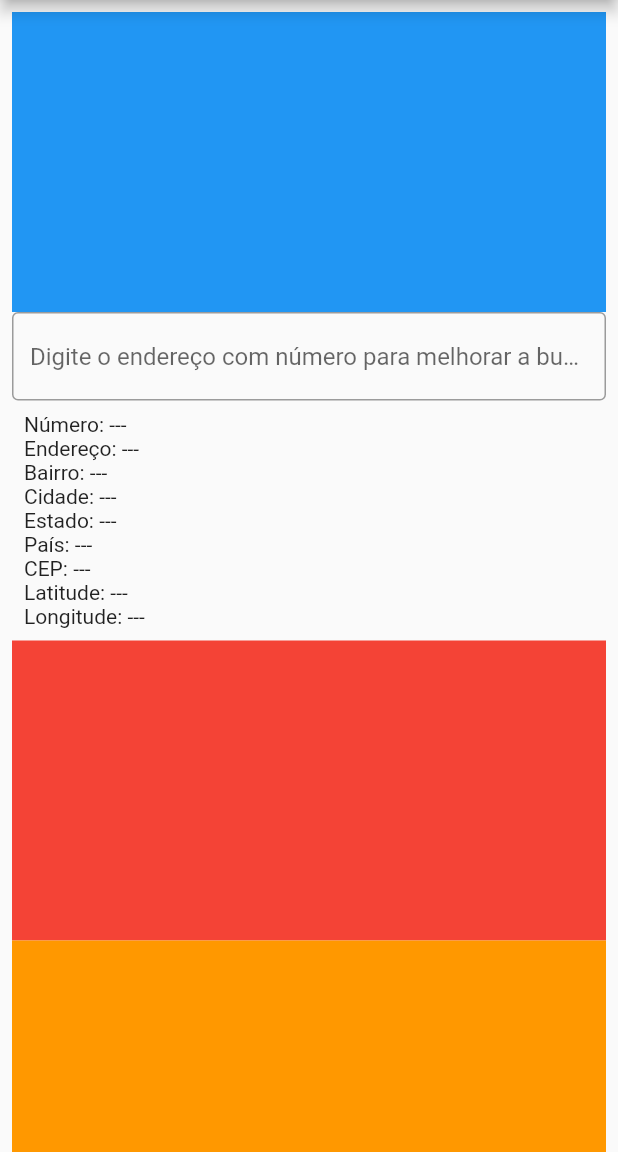
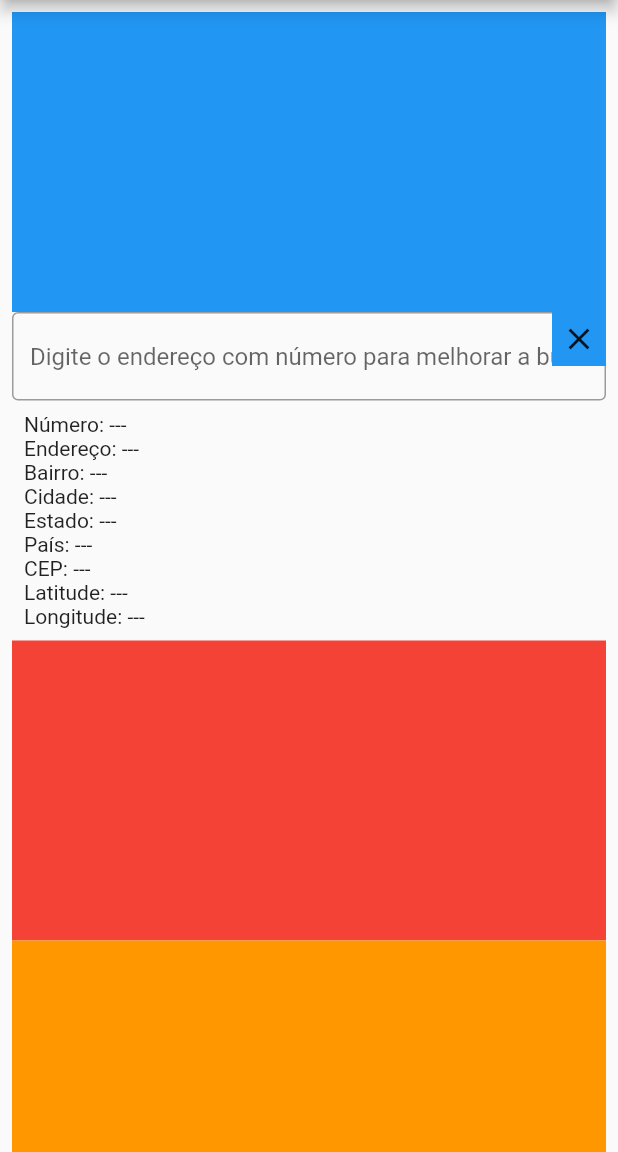
Before and after one commit to treofinancial/google_maps_places_autocomplete_widgets, a Flutter app: the screen it shows after launch, on a phone screen of 412 x 824 dp, the part 84-1236 px from its top. Run offline on Flutter 3.47's test engine with Material 2 defaults, Android fonts, the phone set to English and light mode, and no system bars.

```diff
--- a/example/lib/main.dart
+++ b/example/lib/main.dart
@@ -80,8 +80,10 @@ class _MyHomePageState extends State<MyHomePage> {
                   //import the plugin
                   // and configure
                   MapsPlacesAutocomplete(
-                    mapsApiKey: 'YOUR GOOGLE KEY',
-                    onSuggestionClick: onSuggestionClick
+                    mapsApiKey: 'YOUR KEY HERE',
+                    onSuggestionClick: onSuggestionClick,
+                    componentCountry: 'br',
+                    language: 'pt-B'
                   ),
                   /******** */
 
--- a/lib/maps_places_autocomplete.dart
+++ b/lib/maps_places_autocomplete.dart
@@ -10,9 +10,15 @@ import 'model/suggestion.dart';
 class MapsPlacesAutocomplete extends StatefulWidget {
   final void Function(Place place) onSuggestionClick;
   final String mapsApiKey;
+  final String? componentCountry;
+  final String? language;
 
   const MapsPlacesAutocomplete(
-      {Key? key, required this.onSuggestionClick, required this.mapsApiKey})
+      {Key? key,
+      required this.onSuggestionClick,
+      required this.mapsApiKey,
+      this.componentCountry,
+      this.language})
       : super(key: key);
 
   @override
@@ -33,7 +39,8 @@ class _MapsPlacesAutocomplete extends State<MapsPlacesAutocomplete> {
     super.initState();
     _controller = TextEditingController();
 
-    _addressService = AddressService(sessionToken, widget.mapsApiKey);
+    _addressService = AddressService(sessionToken, widget.mapsApiKey,
+        widget.componentCountry, widget.language);
 
     focusNode.addListener(() {
       if (focusNode.hasFocus) {
@@ -74,11 +81,19 @@ class _MapsPlacesAutocomplete extends State<MapsPlacesAutocomplete> {
     entry = null;
   }
 
+  void _clearText() {
+    setState(() {
+      _controller.text = '';
+      _suggestions = [];
+    });
+  }
+
   List<Widget> buildList() {
     List<Widget> list = [];
     _suggestions.forEach((s) {
       Widget w = InkWell(
         child: Container(
+            margin: const EdgeInsets.fromLTRB(2, 2, 2, 0),
             padding: const EdgeInsets.all(8),
             width: MediaQuery.of(context).size.width,
             color: Colors.amber[50],
@@ -107,7 +122,7 @@ class _MapsPlacesAutocomplete extends State<MapsPlacesAutocomplete> {
 
   String _lastText = "";
   Future<void> searchAddress(String text) async {
-    if (text != _lastText) {
+    if (text != _lastText && text != "") {
       _lastText = text;
       _suggestions = await _addressService.search(text);
     }
@@ -121,34 +136,32 @@ class _MapsPlacesAutocomplete extends State<MapsPlacesAutocomplete> {
       children: <Widget>[
         CompositedTransformTarget(
           link: layerLink,
-          child: TextField(
+          child: Stack(
+            children: [
+              TextField(
                 focusNode: focusNode,
                 controller: _controller,
                 onChanged: (text) async => await searchAddress(text),
-            onTap: () async {
-              // final String sessionToken = const Uuid().v4();
-              // final Suggestion? result = await showSearch(
-              //   context: context,
-              //   delegate: AddressSearch(sessionToken, widget.mapsApiKey),
-              // );
-
-              // //clique no resultado
-              // if (result != null) {
-              //   final Place placeDetails =
-              //       await PlaceApiProvider(sessionToken, widget.mapsApiKey)
-              //           .getPlaceDetailFromId(result.placeId);
-
-              //   setState(() {
-              //     _controller.text = result.description;
-              //     widget.onSuggestionClick(placeDetails);
-              //   });
-              // }
-            },
                 decoration: const InputDecoration(
                     border: OutlineInputBorder(
                         borderSide: BorderSide(color: Colors.white)),
-                hintText: "Digite o endereço com número para melhorar a busca",
+                    hintText:
+                        "Digite o endereço com número para melhorar a busca",
                     errorText: null),
+              ),
+              Positioned(
+                right: 0,
+                top: 0,
+                child: InkWell(
+                  onTap: _clearText,
+                  child: Container(
+                      height: 36,
+                      width: 36,
+                      color: Colors.blue,
+                      child: const Icon(Icons.clear)),
+                ),
+              )
+            ],
           ),
         ),
       ],
--- a/lib/service/address_service.dart
+++ b/lib/service/address_service.dart
@@ -3,12 +3,14 @@ import 'package:maps_places_autocomplete/model/place.dart';
 import 'package:maps_places_autocomplete/model/suggestion.dart';
 
 class AddressService {
-  AddressService(this.sessionToken, this.mapsApiKey) {
-    apiClient = PlaceApiProvider(sessionToken, mapsApiKey);
+  AddressService(this.sessionToken, this.mapsApiKey, this.componentCountry, this.language) {
+    apiClient = PlaceApiProvider(sessionToken, mapsApiKey, componentCountry, language);
   }
 
   final String sessionToken;
   final String mapsApiKey;
+  final String? componentCountry;
+  final String? language;
   late PlaceApiProvider apiClient;
 
   Future<List<Suggestion>> search(String query) async {
```
Also changed, not shown: lib/api/place_api_provider.dart (+10 -3 lines), lib/service/address_search.dart (deleted, +0 -74 lines). Lines whose indentation alone changed are shown as unchanged.
